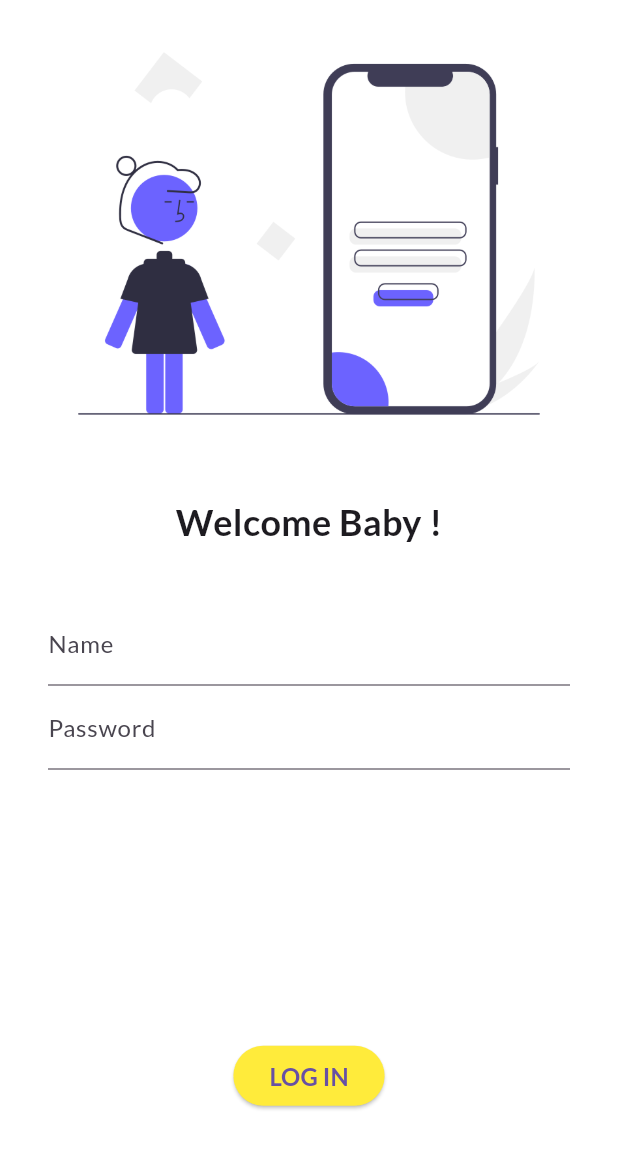
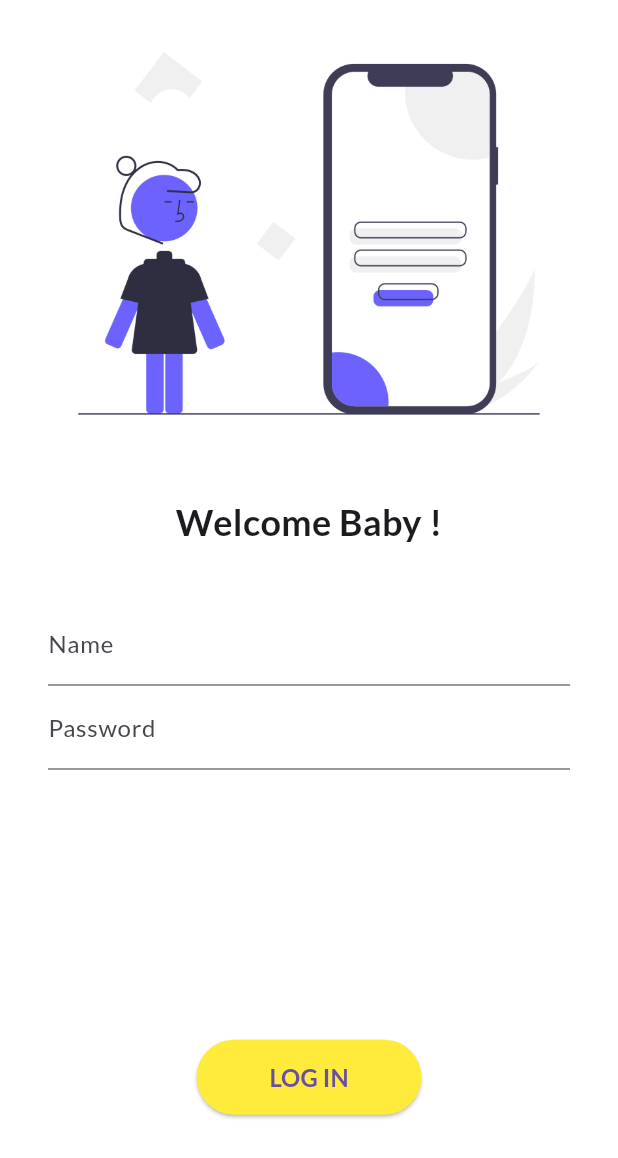
Before and after one commit to nobie30/30DaysOfFlutter, a Flutter app: the screen it shows after launch, on a phone screen of 412 x 824 dp. Shown: the top 1158 px of the screen. Run offline on Flutter 3.47's test engine with Material 3 defaults, Android fonts, the phone set to English and light mode, and no system bars; our stand-ins replace google_fonts.

Commit message:
Day-5 Completed

```diff
--- a/lib/main.dart
+++ b/lib/main.dart
@@ -2,6 +2,7 @@ import 'package:flutter/material.dart';
 import 'package:flutter/widgets.dart';
 import 'package:flutter_catalog/pages/homepage.dart';
 import 'package:flutter_catalog/pages/loginpage.dart';
+import 'package:flutter_catalog/util/routes.dart';
 import 'package:google_fonts/google_fonts.dart';
 
 void main() {
@@ -27,7 +28,8 @@ class MyApp extends StatelessWidget {
       // initialRoute: "/home",
       routes: {
         "/": (context) => Loginpage(),
-        "/home": (context) => Homepage(),
+        MyRoutes.homeRoute: (context) => Homepage(),
+        MyRoutes.loginRoute: (context) => Loginpage(),
       },
     );
   }
--- a/lib/pages/homepage.dart
+++ b/lib/pages/homepage.dart
@@ -8,6 +8,7 @@ class Homepage extends StatelessWidget {
     return Scaffold(
       appBar: AppBar(
         backgroundColor: Colors.black,
+        foregroundColor: Colors.white,
         title: Text("Catalog"),
       ),
       body: Center(
--- a/lib/pages/loginpage.dart
+++ b/lib/pages/loginpage.dart
@@ -1,4 +1,5 @@
 import 'package:flutter/material.dart';
+import 'package:flutter_catalog/util/routes.dart';
 
 class Loginpage extends StatelessWidget {
   const Loginpage({super.key});
@@ -47,12 +48,16 @@ class Loginpage extends StatelessWidget {
                   height: 180,
                 ),
                 ElevatedButton(
-                  onPressed: () {},
+                  onPressed: () {
+                    Navigator.pushNamed(context, MyRoutes.homeRoute);
+                  },
                   child: Text(
                     "LOG IN",
                     style: TextStyle(fontSize: 16, fontWeight: FontWeight.bold),
                   ),
-                  style: TextButton.styleFrom(backgroundColor: Colors.yellow),
+                  style: TextButton.styleFrom(
+                      backgroundColor: Colors.yellow,
+                      minimumSize: Size(150, 50)),
                 ),
               ],
             ),
--- /dev/null
+++ b/lib/util/routes.dart
@@ -0,0 +1,4 @@
+class MyRoutes {
+  static String loginRoute = "/login";
+  static String homeRoute = "/home";
+}
```
